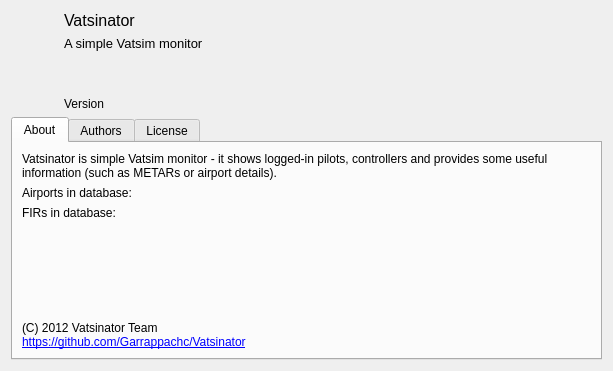
Before: the Qt Designer form source/ui/resources/aboutwindow.ui in Vatsinator/vatsinator-legacy, drawn with Qt 5.
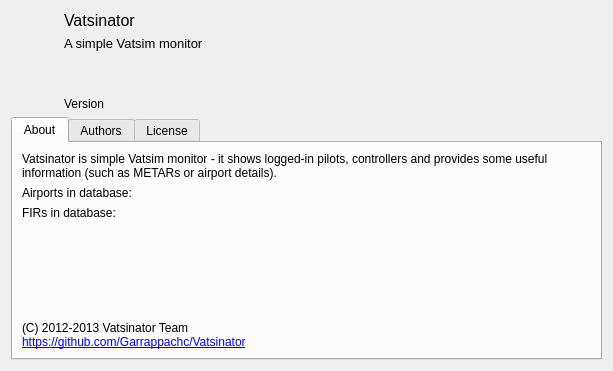
After: the same form once the commit is applied. Icons and pictures are not drawn.

Diff of the .ui file:
```diff
--- a/source/ui/resources/aboutwindow.ui
+++ b/source/ui/resources/aboutwindow.ui
@@ -208,7 +208,7 @@
             </sizepolicy>
            </property>
            <property name="text">
-            <string>(C) 2012 Vatsinator Team&lt;br&gt;&lt;a href=&quot;https://github.com/Garrappachc/Vatsinator&quot;&gt;https://github.com/Garrappachc/Vatsinator&lt;/a&gt;</string>
+            <string>(C) 2012-2013 Vatsinator Team&lt;br&gt;&lt;a href=&quot;https://github.com/Garrappachc/Vatsinator&quot;&gt;https://github.com/Garrappachc/Vatsinator&lt;/a&gt;</string>
            </property>
            <property name="alignment">
             <set>Qt::AlignBottom|Qt::AlignLeading|Qt::AlignLeft</set>
```
